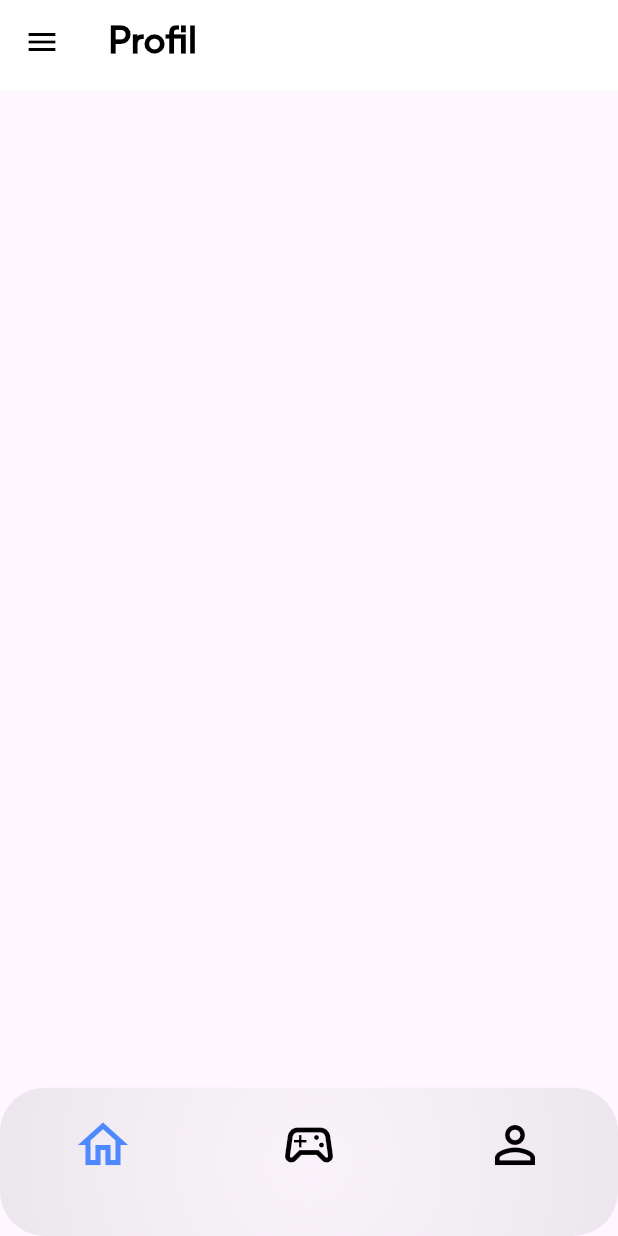
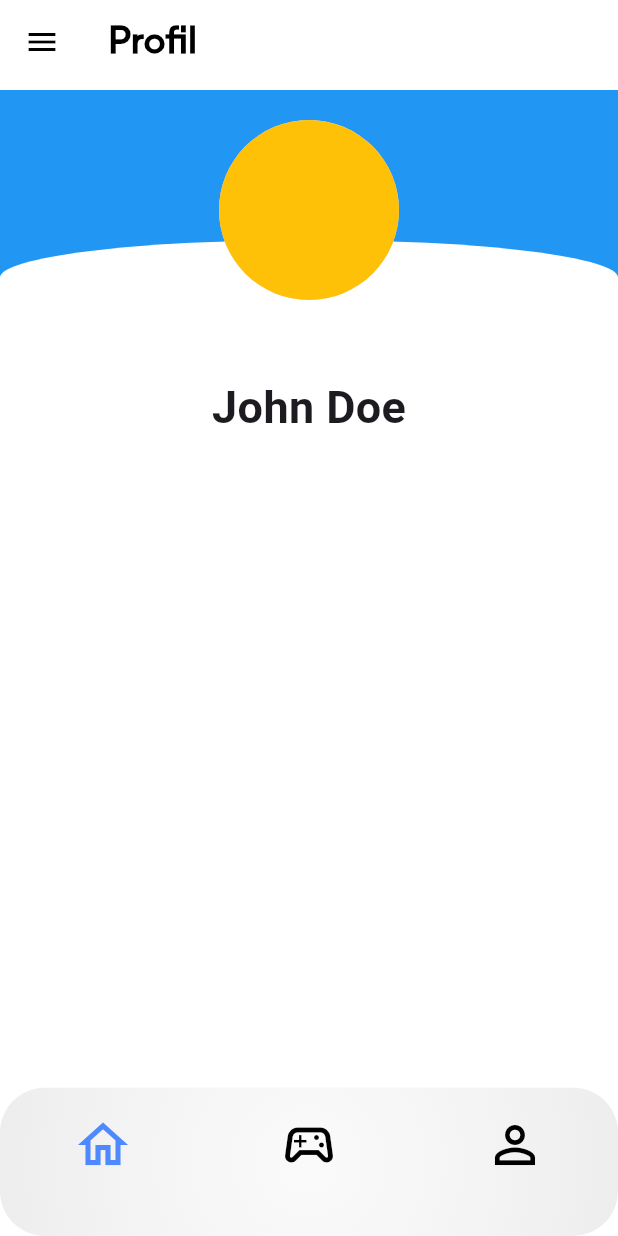
Before and after one commit to sqsiek0/inzynieria-aplikacja, a Flutter app: the Profile screen opened by its route, on a phone screen of 412 x 824 dp. Run offline on Flutter 3.47's test engine with Material 3 defaults, Android fonts, the phone set to English and light mode, and no system bars; our stand-ins replace bloc, flutter_bloc, flutter_map, geocoding, geolocator, go_router and 3 more; accounts and stored records are empty.

Commit message:
profile image

```diff
--- a/lib/home/view/widgets/home_robot_container.dart
+++ b/lib/home/view/widgets/home_robot_container.dart
@@ -29,10 +29,21 @@ class HomeRobotContainer extends StatelessWidget {
                   color: AppColor.green,
                   padding: 10,
                   radius: 16,
-                  child: const AppFont20(
-                    text: 'Połączony',
-                    color: Colors.white,
-                    fontWeight: FontWeight.w200,
+                  child: const Row(
+                    children: [
+                      Icon(
+                        Icons.link,
+                        color: Colors.white,
+                      ),
+                      SizedBox(
+                        width: AppPaddings.globalPadding / 2,
+                      ),
+                      AppFont16(
+                        text: 'Połączony',
+                        color: Colors.white,
+                        isBigMajorant: true,
+                      )
+                    ],
                   ),
                 )
               ],
--- a/lib/profile/view/profile.dart
+++ b/lib/profile/view/profile.dart
@@ -4,6 +4,7 @@ import 'package:robot_controller/app/bloc/app_bloc.dart';
 import 'package:robot_controller/app/view/widgets/app_bottom_bar.dart';
 import 'package:robot_controller/app/view/widgets/app_drawer.dart';
 import 'package:robot_controller/app/view/widgets/app_top_bar.dart';
+import 'package:robot_controller/profile/view/widgets/personal_info.dart';
 
 class Profile extends StatefulWidget {
   const Profile({super.key, required this.globalKey});
@@ -35,6 +36,7 @@ class _ProfileState extends State<Profile> {
   @override
   Widget build(BuildContext context) {
     return Scaffold(
+      backgroundColor: Colors.white,
       key: widget.globalKey,
       drawer: const AppDrawer(),
       body: Stack(
@@ -48,8 +50,12 @@ class _ProfileState extends State<Profile> {
                 opacity: opacity,
                 globalKey: widget.globalKey,
               ),
-              SliverToBoxAdapter(
-                child: Container(),
+              const SliverToBoxAdapter(
+                child: Column(
+                  children: [
+                    PersonalInfo(),
+                  ],
+                ),
               )
             ],
           ),
--- /dev/null
+++ b/lib/profile/view/widgets/personal_info.dart
@@ -0,0 +1,75 @@
+import 'package:flutter/material.dart';
+import 'package:robot_controller/app/src/constants/paddings.dart';
+
+class PersonalInfo extends StatelessWidget {
+  const PersonalInfo({super.key});
+
+  @override
+  Widget build(BuildContext context) {
+    return Column(
+      children: [
+        Stack(
+          children: [
+            Positioned.fill(
+              child: Container(
+                color: Colors.blue,
+              ),
+            ),
+            Positioned.fill(
+              child: Padding(
+                padding: const EdgeInsets.only(top: 100),
+                child: Container(
+                  width: double.infinity,
+                  decoration: BoxDecoration(
+                    color: Colors.white,
+                    borderRadius: BorderRadius.only(
+                      topLeft: Radius.elliptical(
+                          MediaQuery.of(context).size.width, 50),
+                      topRight: Radius.elliptical(
+                          MediaQuery.of(context).size.width, 50),
+                    ),
+                  ),
+                ),
+              ),
+            ),
+            Align(
+              alignment: Alignment.center,
+              child: Padding(
+                padding: const EdgeInsets.only(top: AppPaddings.globalPadding),
+                child: CircleAvatar(
+                  radius: 60,
+                  child: Container(
+                    decoration: const BoxDecoration(
+                      color: Colors.amber,
+                      borderRadius: BorderRadius.all(
+                        Radius.circular(75),
+                      ),
+                    ),
+                  ),
+                ),
+              ),
+            ),
+          ],
+        ),
+        const Column(
+          children: [
+            Padding(
+              padding: EdgeInsets.only(top: 50),
+              child: Text(
+                'John Doe',
+                style: TextStyle(
+                  fontSize: 30,
+                  fontWeight: FontWeight.bold,
+                ),
+              ),
+            ),
+            Padding(
+              padding: EdgeInsets.only(top: 10),
+              child: Text(''),
+            )
+          ],
+        ),
+      ],
+    );
+  }
+}
```
